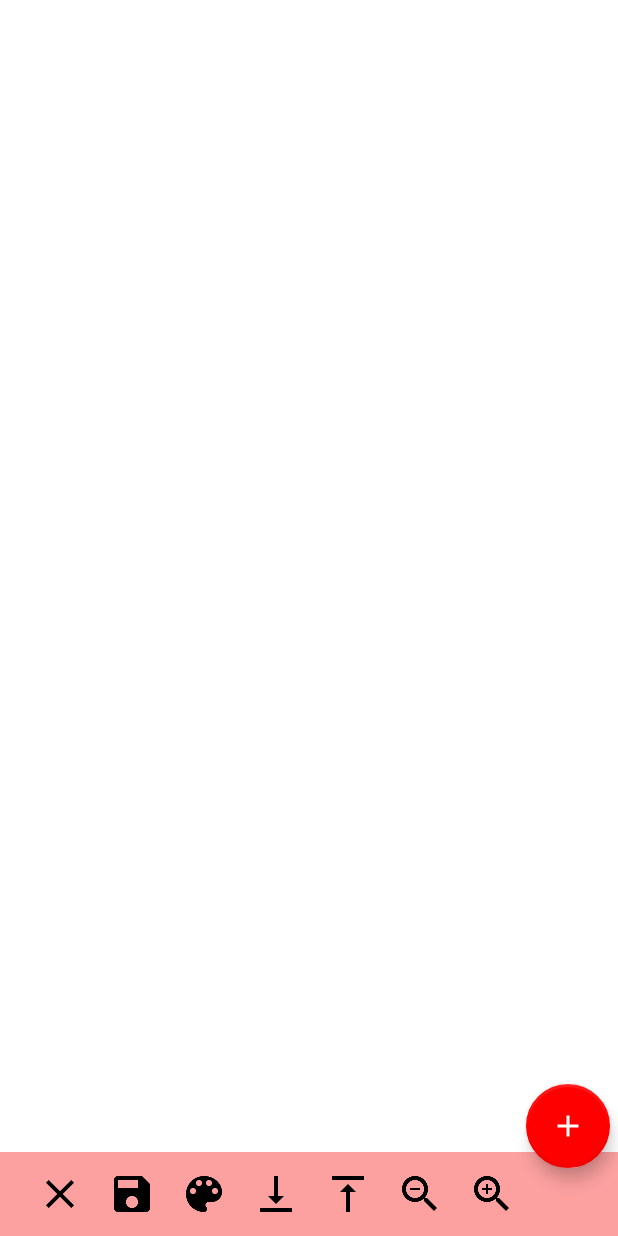
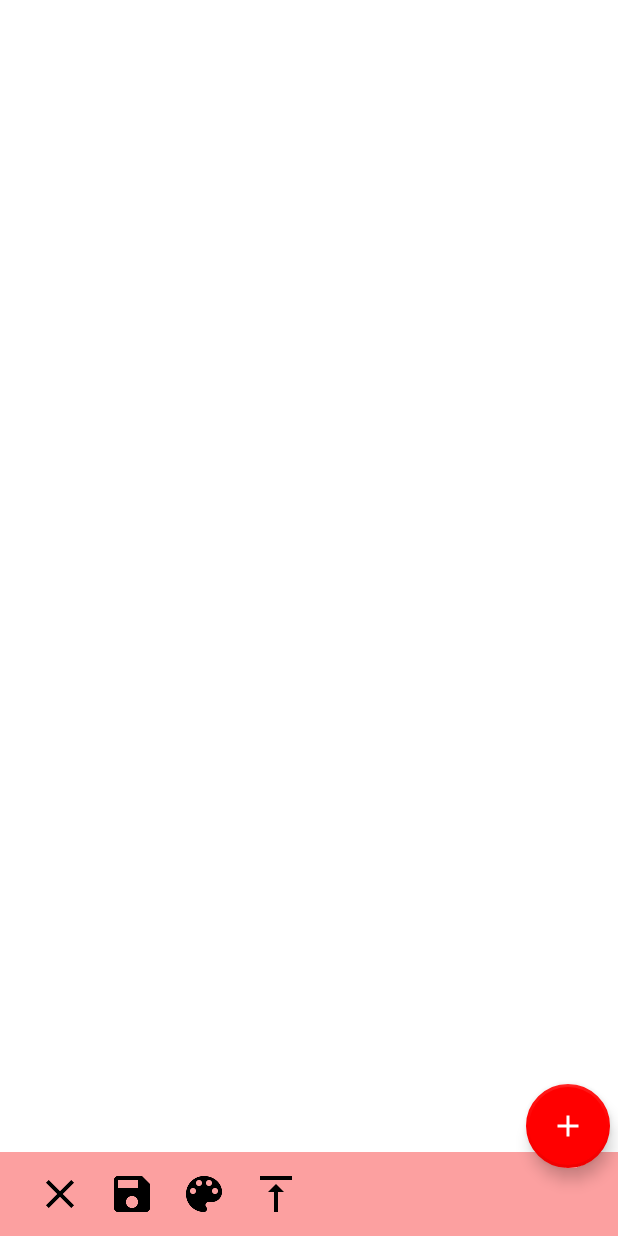
Before and after one commit to drewmahrt/Collage-App, an Android app: the screen it shows after launch (MainActivity), on a phone screen of 412 x 824 dp. Run offline under Robolectric (Android 15) with nearby library versions, the light colour scheme and no system bars; libraries missing offline, so code that uses them is left out: com.flask.colorpicker, uk.co.deanwild; 1 statement that could not run was skipped.

Commit message:
fixed remaining menu buttons due to switch to frame layout

```diff
--- a/CollageApp/app/build.gradle
+++ b/CollageApp/app/build.gradle
@@ -5,7 +5,7 @@ android {
     buildToolsVersion "25.0.2"
     defaultConfig {
         applicationId "com.drewmahrt.collageapp"
-        minSdkVersion 16
+        minSdkVersion 17
         targetSdkVersion 25
         versionCode 1
         versionName "1.0"
--- /dev/null
+++ b/CollageApp/app/src/main/res/drawable/selected_border.xml
@@ -0,0 +1,7 @@
+<?xml version="1.0" encoding="utf-8"?>
+<shape xmlns:android="http://schemas.android.com/apk/res/android">
+    <solid android:color="#00ffffff" />
+    <stroke android:width="2dp" android:color="#000000" />
+    <padding android:left="2dp" android:top="2dp" android:right="2dp"
+             android:bottom="2dp" />
+</shape>
--- /dev/null
+++ b/CollageApp/app/src/main/res/drawable/unselected_border.xml
@@ -0,0 +1,7 @@
+<?xml version="1.0" encoding="utf-8"?>
+<shape xmlns:android="http://schemas.android.com/apk/res/android">
+    <solid android:color="#00ffffff" />
+    <stroke android:width="0dp" android:color="#000000" />
+    <padding android:left="0dp" android:top="0dp" android:right="0dp"
+             android:bottom="0dp" />
+</shape>
--- a/CollageApp/app/src/main/res/menu/collage_menu.xml
+++ b/CollageApp/app/src/main/res/menu/collage_menu.xml
@@ -1,7 +1,7 @@
 <menu xmlns:android="http://schemas.android.com/apk/res/android"
     xmlns:app="http://schemas.android.com/apk/res-auto" >
-    <item android:id="@+id/close_image_action"
-        android:title="@string/close_action_title"
+    <item android:id="@+id/delete_image_action"
+        android:title="@string/delete_action_title"
         android:icon="@drawable/ic_clear"
         app:showAsAction="always"
         />
@@ -18,11 +18,11 @@
         app:showAsAction="always"
         />
 
-    <item android:id="@+id/sort_layer_down_action"
-        android:title="@string/sort_layers_down_action_title"
-        android:icon="@drawable/ic_sort_down"
-        app:showAsAction="always"
-        />
+    <!--<item android:id="@+id/sort_layer_down_action"-->
+        <!--android:title="@string/sort_layers_down_action_title"-->
+        <!--android:icon="@drawable/ic_sort_down"-->
+        <!--app:showAsAction="always"-->
+        <!--/>-->
 
     <item android:id="@+id/sort_layer_up_action"
         android:title="@string/sort_layers_up_action_title"
@@ -30,15 +30,15 @@
         app:showAsAction="always"
         />
 
-    <item android:id="@+id/zoom_out_action"
-        android:title="@string/zoom_out_action_title"
-        android:icon="@drawable/ic_zoom_out"
-        app:showAsAction="always"
-        />
+    <!--<item android:id="@+id/zoom_out_action"-->
+        <!--android:title="@string/zoom_out_action_title"-->
+        <!--android:icon="@drawable/ic_zoom_out"-->
+        <!--app:showAsAction="always"-->
+        <!--/>-->
 
-    <item android:id="@+id/zoom_in_action"
-        android:title="@string/zoom_in_action_title"
-        android:icon="@drawable/ic_zoom_in"
-        app:showAsAction="always"
-        />
+    <!--<item android:id="@+id/zoom_in_action"-->
+        <!--android:title="@string/zoom_in_action_title"-->
+        <!--android:icon="@drawable/ic_zoom_in"-->
+        <!--app:showAsAction="always"-->
+        <!--/>-->
 </menu>
--- a/CollageApp/app/src/main/res/values/strings.xml
+++ b/CollageApp/app/src/main/res/values/strings.xml
@@ -1,7 +1,7 @@
 <resources>
     <string name="app_name">Collage App</string>
     <string name="save_action_title">Save Image</string>
-    <string name="close_action_title">Close Collage</string>
+    <string name="delete_action_title">Delete Latest Image</string>
     <string name="zoom_in_action_title">Zoom In</string>
     <string name="zoom_out_action_title">Zoom Out</string>
     <string name="pick_color_action_title">Choose Background</string>
```
Also changed, not shown: CollageApp/app/src/main/java/com/drewmahrt/collageapp/MainActivity.java (+129 -10 lines), 1 other file.
